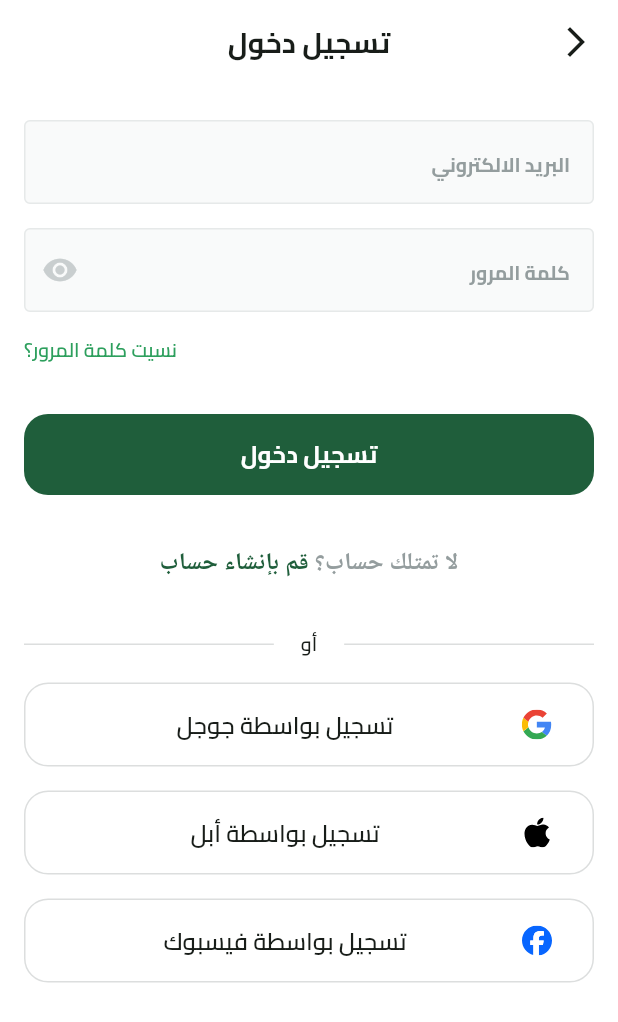
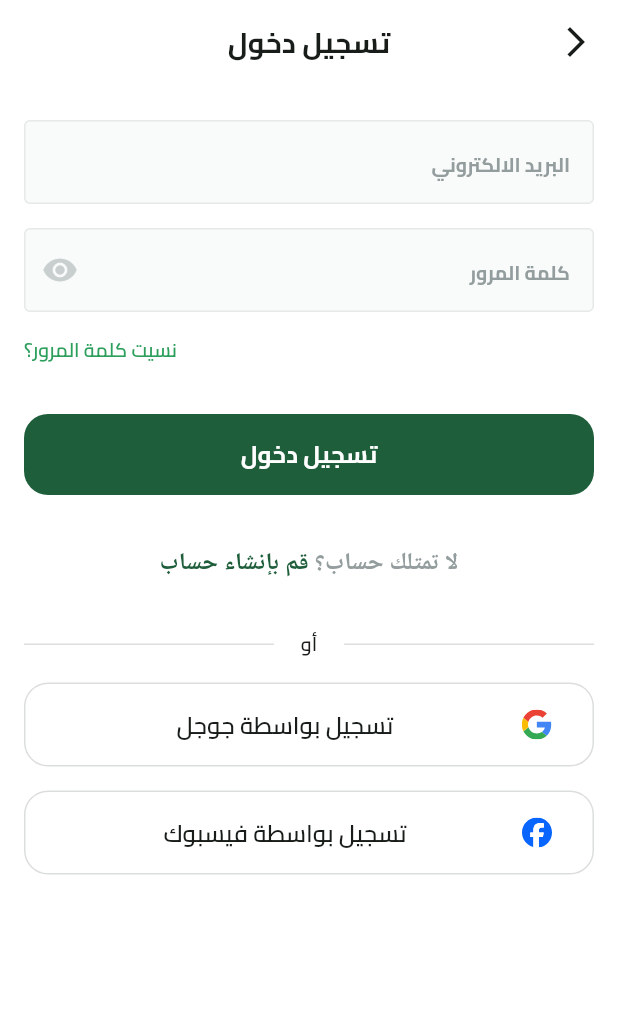
Before and after one commit to sayedmostaf/fruits_hub, a Flutter app: the Signin screen opened by its route, on a phone screen of 412 x 824 dp. Shown: the top 1022 px of the screen. Run offline on Flutter 3.47's test engine with Material 3 defaults, Android fonts, the phone set to English and light mode, and no system bars; drawn by our look-alikes of modal_progress_hud_nsn; our stand-ins replace bloc, dartz, dots_indicator, firebase_auth, firebase_core, flutter_bloc and 4 more; missing offline and left inert: flutter_facebook_auth; accounts and stored records are empty.

Commit message:
auth feature: finish auth

```diff
--- a/lib/features/auth/presentation/views/widgets/signin_view_body.dart
+++ b/lib/features/auth/presentation/views/widgets/signin_view_body.dart
@@ -1,3 +1,5 @@
+import 'dart:io';
+
 import 'package:flutter/material.dart';
 import 'package:flutter_bloc/flutter_bloc.dart';
 import 'package:fruits_hub/constants.dart';
@@ -85,12 +87,20 @@ class _SigninViewBodyState extends State<SigninViewBody> {
                 },
               ),
               const SizedBox(height: 16),
-              SocialLoginButton(
-                image: Assets.imagesApplIcon,
-                title: 'تسجيل بواسطة أبل',
-                onPressed: () {},
-              ),
-              const SizedBox(height: 16),
+              Platform.isIOS
+                  ? Column(
+                    children: [
+                      SocialLoginButton(
+                        onPressed: () {
+                          // context.read<SigninCubit>().signinWithApple();
+                        },
+                        image: Assets.imagesApplIcon,
+                        title: 'تسجيل بواسطة أبل',
+                      ),
+                      const SizedBox(height: 16),
+                    ],
+                  )
+                  : const SizedBox(),
               SocialLoginButton(
                 image: Assets.imagesFacebookIcon,
                 title: 'تسجيل بواسطة فيسبوك',
```
